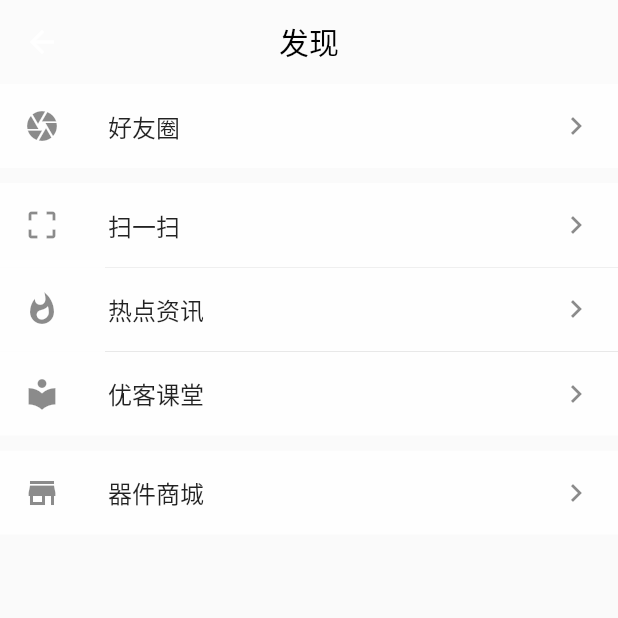
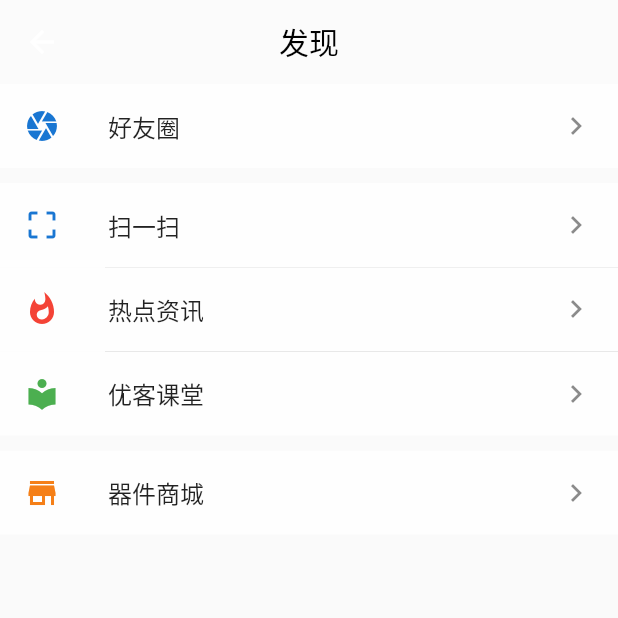
Before and after one commit to 1554967671/Flutter, a Flutter app: the ActionPage screen opened directly, on a phone screen of 412 x 824 dp, the top half of it. Run offline on Flutter 3.47's test engine with Material 2 defaults, Android fonts, the phone set to English and light mode, and no system bars; missing offline and left inert: bottom_tab_bar; network calls fail.

Commit message:
新增练习code

```diff
--- a/flutter_app/lib/action.dart
+++ b/flutter_app/lib/action.dart
@@ -1,19 +1,20 @@
 import 'package:flutter/material.dart';
 import 'trend.dart';
+import 'hotsport.dart';
 
 class ActionPage extends StatelessWidget{
   @override
   Widget build(BuildContext context) {
-    return new Scaffold(
-      appBar: new AppBar(
-        title: new Text('发现',style: new TextStyle(
+    return Scaffold(
+      appBar: AppBar(
+        title: Text('发现',style: TextStyle(
             color: Colors.black
         )),
         centerTitle: true,
         backgroundColor: Colors.white12,
         elevation: 0,
       ),
-      body: new ActionBody(),
+      body: ActionBody(),
     );
   }
 
@@ -21,14 +22,14 @@ class ActionPage extends StatelessWidget{
 
 class ActionBody extends StatelessWidget{
 
-  Container _actionItem(String title, IconData icon,double top, double bottom, GestureTapCallback onTap) {
-    return new Container(
+  Container _actionItem(String title, IconData icon, Color iconColor,double top, double bottom, GestureTapCallback onTap) {
+    return Container(
       margin: EdgeInsets.fromLTRB(0, top, 0, bottom),
       color: Colors.white70,
-      child: new ListTile(
-        leading: Icon(icon),
+      child: ListTile(
+        leading: Icon(icon,color: iconColor,),
         title: Text(title),
-        trailing: Icon(Icons.keyboard_arrow_right),
+        trailing: Icon(Icons.keyboard_arrow_right,),
         onTap: onTap,
       ),
     );
@@ -54,18 +55,26 @@ class ActionBody extends StatelessWidget{
     }
   @override
   Widget build(BuildContext context) {
-    return new Container(
-      child: new Column(
+    return Container(
+      child: Column(
         children: <Widget>[
-          _actionItem('好友圈', Icons.camera, 0, 0, ()=>{
+          _actionItem('好友圈', Icons.camera, Colors.blue[700], 0, 0, ()=>{
             Navigator.push(context, MaterialPageRoute(builder: (context) => MyTrend()))
           }),
-          _actionItem('扫一扫', Icons.crop_free, 10.0, 0, ()=>{}),
+          _actionItem('扫一扫', Icons.crop_free, Colors.blue[700], 10.0, 0, ()=>{
+
+          }),
           _setLine(),
-          _actionItem('热点资讯', Icons.whatshot, 0, 0, ()=>{}),
+          _actionItem('热点资讯', Icons.whatshot, Colors.red, 0, 0, ()=>{
+            Navigator.push(context, MaterialPageRoute(builder: (context) => HotSport()))
+          }),
           _setLine(),
-          _actionItem('优客课堂', Icons.local_library, 0, 0, ()=>{}),
-          _actionItem('器件商城', Icons.store, 10.0, 0, ()=>{}),
+          _actionItem('优客课堂', Icons.local_library, Colors.green, 0, 0, ()=>{
+
+          }),
+          _actionItem('器件商城', Icons.store, Colors.yellow[900], 10.0, 0, ()=>{
+
+          }),
         ],
       ),
     );
--- /dev/null
+++ b/flutter_app/lib/common.dart
@@ -0,0 +1 @@
+import 'package:flutter/material.dart';
```
Also changed, not shown: flutter_app/lib/addrbook.dart (+8 -10 lines), flutter_app/lib/hotsport.dart (added, +140 -0 lines), flutter_app/lib/my.dart (+7 -7 lines), flutter_app/lib/trend.dart (+112 -20 lines).
